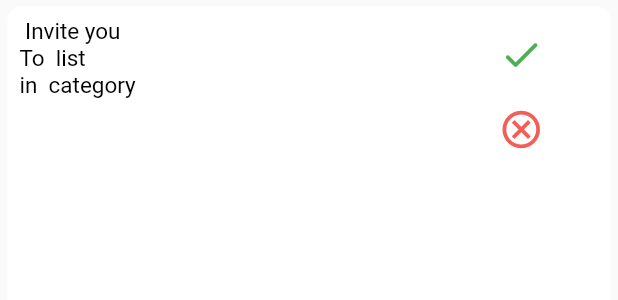
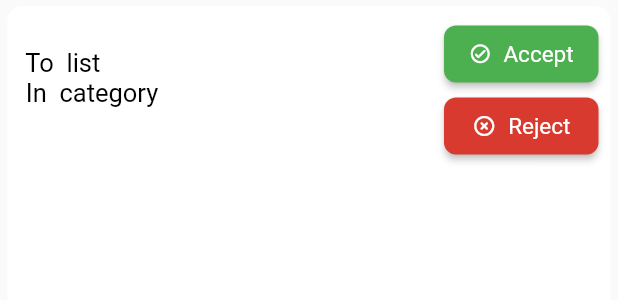
Before and after one commit to Dalalghesh/Taskify, a Flutter app: the SingleInvitaionItem widget shown alone on an empty page, opened directly with empty values, on a phone screen of 412 x 824 dp. Shown: the top 300 px of the screen. Run offline on Flutter 3.47's test engine with Material 2 defaults, Android fonts, the phone set to English and light mode, and no system bars; our stand-ins replace calendar_date_picker2, cloud_firestore, cool_alert, dropdown_button2, firebase_auth, firebase_core and 8 more; missing offline and left inert: animated_radio_buttons, curved_nav_bar, dart:html, flutter_cupertino_datetime_picker, googleapis; accounts and stored records are empty.

Commit message:
accept reject buttons

```diff
--- a/taskify/lib/invitation/widget/single_invitation.dart
+++ b/taskify/lib/invitation/widget/single_invitation.dart
@@ -4,6 +4,7 @@ import 'package:firebase_auth/firebase_auth.dart';
 import 'package:flutter/material.dart';
 import 'package:provider/provider.dart';
 import 'package:taskify/appstate.dart';
+import 'package:taskify/invitation/screens/received_invitations.dart';
 import '../../Util.dart';
 import '../../homePage.dart';
 import '../../utils/app_colors.dart';
@@ -34,7 +35,7 @@ class SingleInvitaionItem extends StatelessWidget {
             crossAxisAlignment: CrossAxisAlignment.start,
             children: [
               // const Text(
-              //   "Received invitation",
+              //   "New Invitation",
               //   style: TextStyle(
               //     color: Colors.black,
               //     fontSize: 15,
@@ -42,18 +43,16 @@ class SingleInvitaionItem extends StatelessWidget {
               //   ),
               // ),
               Text(
-                // 'From: ' +
-                invitationModel.senderEmail +
-                    ' Invite you'
-                        '\nTo ' +
+                ' ' +
+                    invitationModel.senderEmail +
+                    '\n To ' +
                     invitationModel.list +
-                    ' list \nin ' +
+                    ' list \n In ' +
                     invitationModel.category +
                     ' category',
-
                 style: const TextStyle(
                   color: Colors.black,
-                  fontSize: 15,
+                  fontSize: 17,
                 ),
               ),
             ],
@@ -62,7 +61,13 @@ class SingleInvitaionItem extends StatelessWidget {
             children: [
               SizedBox(
                 width: mediaQuery.size.width * 0.25,
-                child: IconButton(
+                child: ElevatedButton.icon(
+                  style: ElevatedButton.styleFrom(
+                    backgroundColor: Colors.green,
+                    padding: EdgeInsets.fromLTRB(10, 10, 10, 10),
+                    minimumSize: Size(2000000, 15),
+                  ),
+
                   onPressed: () async {
                     print(invitationModel.category);
 
@@ -81,14 +86,6 @@ class SingleInvitaionItem extends StatelessWidget {
                                 [invitationModel.category])
                           }, SetOptions(merge: true));
 
-                    // await FirebaseFirestore.instance.collection('List').add({
-                    //   'CategoryName': invitationModel.category,
-                    //   'List': invitationModel.list,
-                    //   'UID': FirebaseAuth.instance.currentUser!.email,
-                    //   'isPrivate': false,
-                    // });
-
-                    ///////////////////////////////////
                     await FirebaseFirestore.instance
                         .collection('List')
                         .doc(invitationModel.listId)
@@ -110,44 +107,38 @@ class SingleInvitaionItem extends StatelessWidget {
                             [FirebaseAuth.instance.currentUser!.email])
                       }, SetOptions(merge: true));
                     }
-                    /////////////////////////////
-                    ///
+
                     CoolAlert.show(
                       context: context,
                       type: CoolAlertType.success,
                       text: 'Invitation accepted successfully!',
                       confirmBtnColor: AppColors.deepPurple,
-                      //   autoCloseDuration: Duration(seconds: 2),
                     );
                   },
-                  icon: Icon(Icons.done_rounded),
-                  color: Colors.green,
-                  iconSize: 30,
-                  /* child: const Text(
-                      "Accept",
-                      style: TextStyle(
-                        color: Colors.black,
-                      ),
+
+                  icon: Icon(
+                    Icons.check_circle_outline_rounded,
+                    size: 15,
+                  ),
+                  //color: Colors.green,
+                  label: Text(
+                    'Accept',
+                    style: const TextStyle(
+                      inherit: false,
+                      color: Color.fromARGB(255, 255, 255, 255),
+                      fontSize: 15,
                     ),
-                    style: ButtonStyle(
-                        backgroundColor: MaterialStateProperty.all<Color>(
-                            Color.fromARGB(151, 138, 238, 129)),
-                        shape:
-                            MaterialStateProperty.all<RoundedRectangleBorder>(
-                                RoundedRectangleBorder(
-                                    borderRadius: BorderRadius.circular(22),
-                                    side: BorderSide(
-                                      color: Color.fromARGB(151, 138, 238, 129),
-                                      //  width: 1,
-                                    ))))*/
+                  ),
                 ),
-              ),
-              const SizedBox(
-                height: 2,
               ),
               SizedBox(
                 width: mediaQuery.size.width * 0.25,
-                child: IconButton(
+                child: ElevatedButton.icon(
+                  style: ElevatedButton.styleFrom(
+                    backgroundColor: Color.fromARGB(255, 216, 58, 47),
+                    padding: EdgeInsets.fromLTRB(10, 10, 10, 10),
+                    minimumSize: Size(2000000, 15),
+                  ),
                   onPressed: () async {
                     print(invitationModel.senderEmail);
 
@@ -164,28 +155,22 @@ class SingleInvitaionItem extends StatelessWidget {
                               .doc(invitationModel.id)
                               .update({'status': 'rejected'});
 
-                          Util.routeToWidget(context, NavBar(tabs: 0));
+//Util.routeToWidget(context, RecievedInvitations());
                         });
                   },
-                  icon: Icon(Icons.cancel_outlined),
-                  color: Color.fromARGB(255, 240, 96, 86),
-                  iconSize: 30,
-                  /* child: const Text(
-                      "Reject",
-                      style: TextStyle(
-                        color: Colors.black,
-                      ),
+                  icon: Icon(
+                    Icons.highlight_off_rounded,
+                    size: 16,
+                  ),
+                  //  color: Color.fromARGB(255, 240, 96, 86),
+                  label: Text(
+                    'Reject',
+                    style: const TextStyle(
+                      inherit: false,
+                      color: Color.fromARGB(255, 255, 255, 255),
+                      fontSize: 15,
                     ),
-                    style: ButtonStyle(
-                        backgroundColor: MaterialStateProperty.all<Color>(
-                            Color.fromARGB(151, 241, 89, 78)),
-                        shape:
-                            MaterialStateProperty.all<RoundedRectangleBorder>(
-                                RoundedRectangleBorder(
-                                    borderRadius: BorderRadius.circular(22),
-                                    side: BorderSide(
-                                      color: Color.fromARGB(151, 241, 89, 78),
-                                    ))))*/
+                  ),
                 ),
               ),
             ],
--- a/taskify/lib/screens/auth/signup_screen.dart
+++ b/taskify/lib/screens/auth/signup_screen.dart
@@ -254,7 +254,6 @@ class _SignUpScreenState extends State<SignUpScreen> {
       await userCredential.user!.updateDisplayName(name);
       final uid = userCredential.user!.uid;
 
-
       final userData = {
         'email': email.toLowerCase(),
         'firstName': firstname,
@@ -272,23 +271,22 @@ class _SignUpScreenState extends State<SignUpScreen> {
       Navigator.of(context).popUntil((route) => route.isFirst);
       Navigator.of(context)
           .pushReplacement(MaterialPageRoute(builder: (context) {
-            storenotificationToken();
+        storenotificationToken();
         return const LoginScreen();
-
       }));
     } catch (e) {
       isLoading = false;
       setState(() {});
       showExceptionDialog(context, e);
     }
+  }
 
-  }
-    storenotificationToken()async{
+  storenotificationToken() async {
     //get notifiaction token for ourself
-    String? token =await FirebaseMessaging.instance.getToken();
-    FirebaseFirestore.instance.collection('users1').doc(FirebaseAuth.instance.currentUser!.uid).set(
-      {
-        'token':token
-      },SetOptions(merge: true));
+    String? token = await FirebaseMessaging.instance.getToken();
+    FirebaseFirestore.instance
+        .collection('users1')
+        .doc(FirebaseAuth.instance.currentUser!.uid)
+        .set({'token': token}, SetOptions(merge: true));
   }
 }
```
